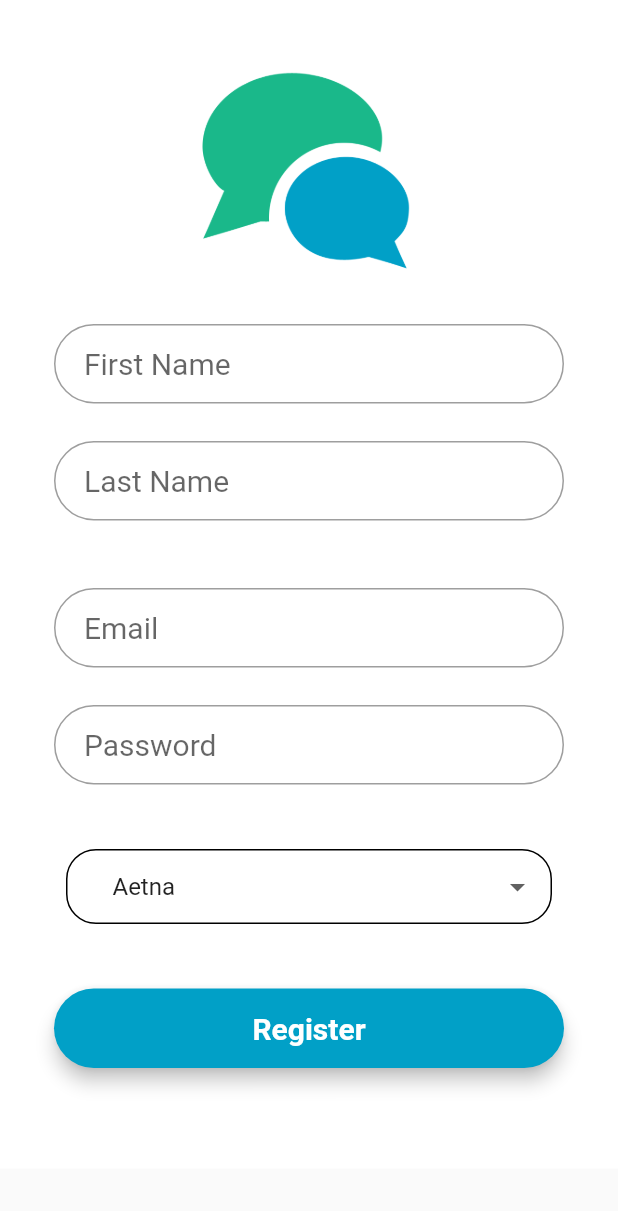
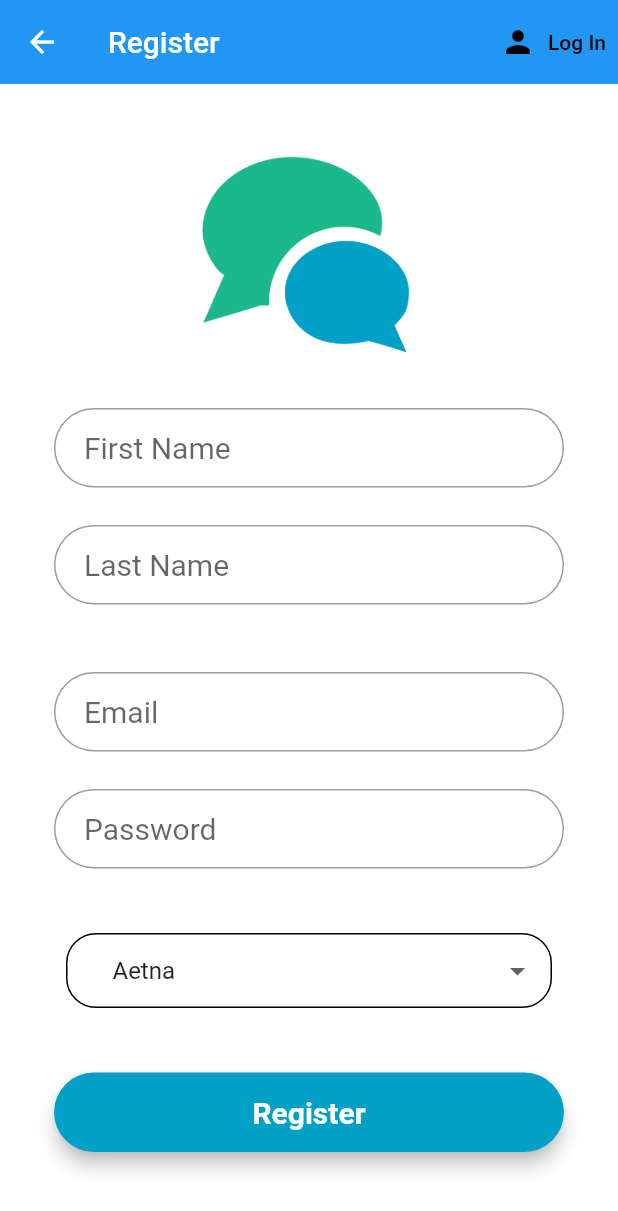
Before and after one commit to HofstraDSC/assisted_healthcare, a Flutter app: the RegisterForm screen opened directly, on a phone screen of 412 x 824 dp. Shown: the top 1211 px of the screen. Run offline on Flutter 3.47's test engine with Material 2 defaults, Android fonts, the phone set to English and light mode, and no system bars; our stand-ins replace cloud_firestore, firebase_auth, firebase_core, get; accounts and stored records are empty; Roboto replaces fonts that are missing (Montserrat).

Commit message:
Added toggle back to login page from registration

```diff
--- a/lib/Objects/DoctorOffice.dart
+++ b/lib/Objects/DoctorOffice.dart
@@ -1,33 +1,27 @@
-import 'package:flutter/cupertino.dart';
-
-class DoctorsOffice
-{
+class DoctorsOffice {
   List<Doctor> doctors;
   List<dynamic> specialties;
   String location;
 
-  DoctorsOffice(List<dynamic> doctors, List<dynamic> specialties, String location)
-  {
+  DoctorsOffice(
+      List<dynamic> doctors, List<dynamic> specialties, String location) {
     this.doctors = [];
-    for(Map map in doctors)
-    {
-      this.doctors.add(new Doctor(map['name'] as String,map['specialties'] as List<String>,map['location'] as String));
+    for (Map map in doctors) {
+      this.doctors.add(new Doctor(map['name'] as String,
+          map['specialties'] as List<String>, map['location'] as String));
     }
     this.specialties = specialties;
     this.location = location;
   }
 }
 
-class Doctor
-{
+class Doctor {
   String name;
   List<dynamic> specialties;
   String location;
-  Doctor(String name, List<dynamic> specialties, String location)
-  {
+  Doctor(String name, List<dynamic> specialties, String location) {
     this.name = name;
     this.specialties = specialties;
     this.location = location;
   }
-
 }
--- a/lib/Pages/home/home.dart
+++ b/lib/Pages/home/home.dart
@@ -17,8 +17,6 @@ class _SearchState extends State<Search> {
   bool isExecuted = false;
   @override
   Widget build(BuildContext context) {
-
-
     var scaffold = Scaffold(
       // floatingActionButton:
       //     FloatingActionButton(child: Icon(Icons.clear), onPressed: () {}),
@@ -36,7 +34,7 @@ class _SearchState extends State<Search> {
           GetBuilder<DataController>(
             init: DataController(),
             builder: (val) {
-              var search_icon = IconButton(
+              var searchIcon = IconButton(
                   icon: Icon(Icons.search),
                   onPressed: () {
                     val.queryData(searchController.text).then((value) {
@@ -46,7 +44,7 @@ class _SearchState extends State<Search> {
                       });
                     });
                   });
-              return search_icon;
+              return searchIcon;
             },
           )
         ],
@@ -69,6 +67,7 @@ class _SearchState extends State<Search> {
     );
     return scaffold; //scaffold
   }
+
   Widget searchedData() {
     return ListView.builder(
       itemCount: snapshotData.docs.length,
@@ -76,7 +75,7 @@ class _SearchState extends State<Search> {
         return ListTile(
           leading: CircleAvatar(
             backgroundImage:
-            NetworkImage(snapshotData.docs[index].data()['image']),
+                NetworkImage(snapshotData.docs[index].data()['image']),
           ),
           title: Text(
             snapshotData.docs[index].data()['title'],
--- a/lib/Pages/registration/register.dart
+++ b/lib/Pages/registration/register.dart
@@ -1,9 +1,5 @@
 import 'package:flutter/material.dart';
-
-import 'package:assisted_healthcare/Pages/login/login.dart';
-import 'package:assisted_healthcare/models/user.dart';
 import 'package:assisted_healthcare/services/database.dart';
-import 'package:provider/provider.dart';
 import '../../services/auth.dart';
 
 class InsuranceItem {
@@ -157,23 +153,6 @@ class RegisterFormState extends State<RegisterForm> {
         ),
       ],
     );
-    // takes you to login page
-    final logInButton = Material(
-      elevation: 5.0,
-      borderRadius: BorderRadius.circular(30.0),
-      color: Color(0xff01A0C7),
-      child: MaterialButton(
-        minWidth: MediaQuery.of(context).size.width,
-        padding: EdgeInsets.fromLTRB(20.0, 15.0, 20.0, 15.0),
-        onPressed: () {
-          widget.toggleView();
-        },
-        child: Text("Log in",
-            textAlign: TextAlign.center,
-            style: style.copyWith(
-                color: Colors.white, fontWeight: FontWeight.bold)),
-      ),
-    );
 
     final registerButton = Material(
       elevation: 5.0,
@@ -200,6 +179,20 @@ class RegisterFormState extends State<RegisterForm> {
     );
 
     return Scaffold(
+        appBar: AppBar(
+          elevation: 0.0,
+          title: Text('Register'),
+          actions: <Widget>[
+            TextButton.icon(
+                onPressed: () {
+                  widget.toggleView();
+                },
+                // takes you to login page
+                icon: Icon(Icons.person),
+                label: Text('Log In'),
+                style: TextButton.styleFrom(primary: Colors.black))
+          ],
+        ),
         body: SingleChildScrollView(
           child: Center(
             child: Container(
```
Lines whose indentation alone changed are shown as unchanged.
